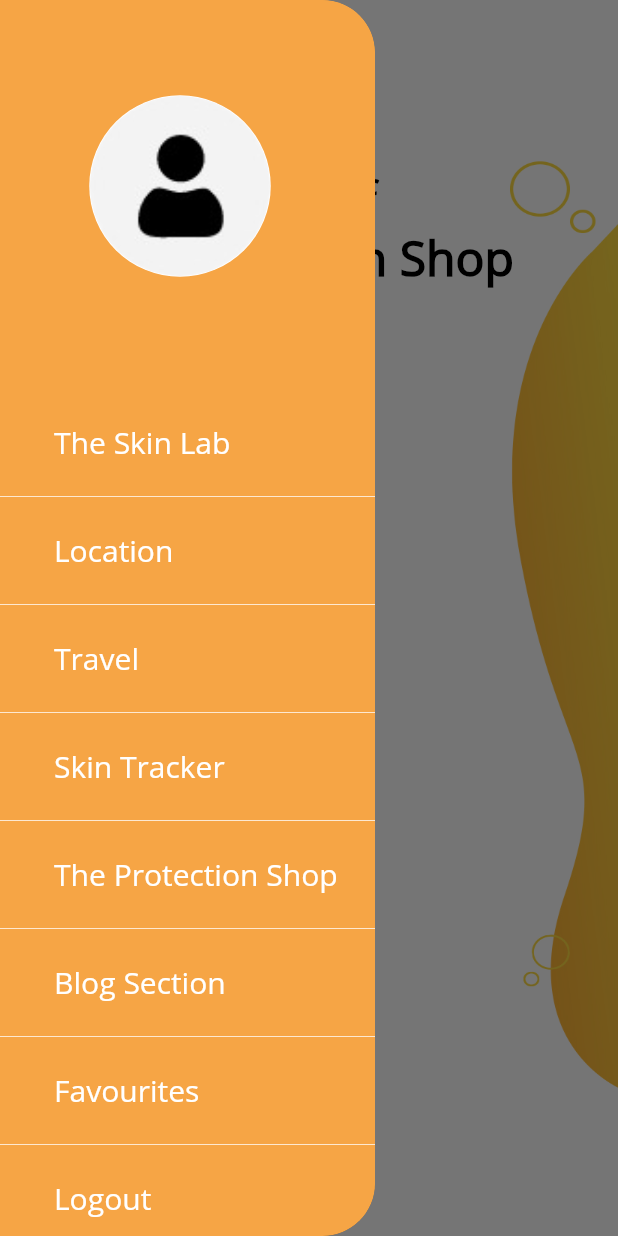
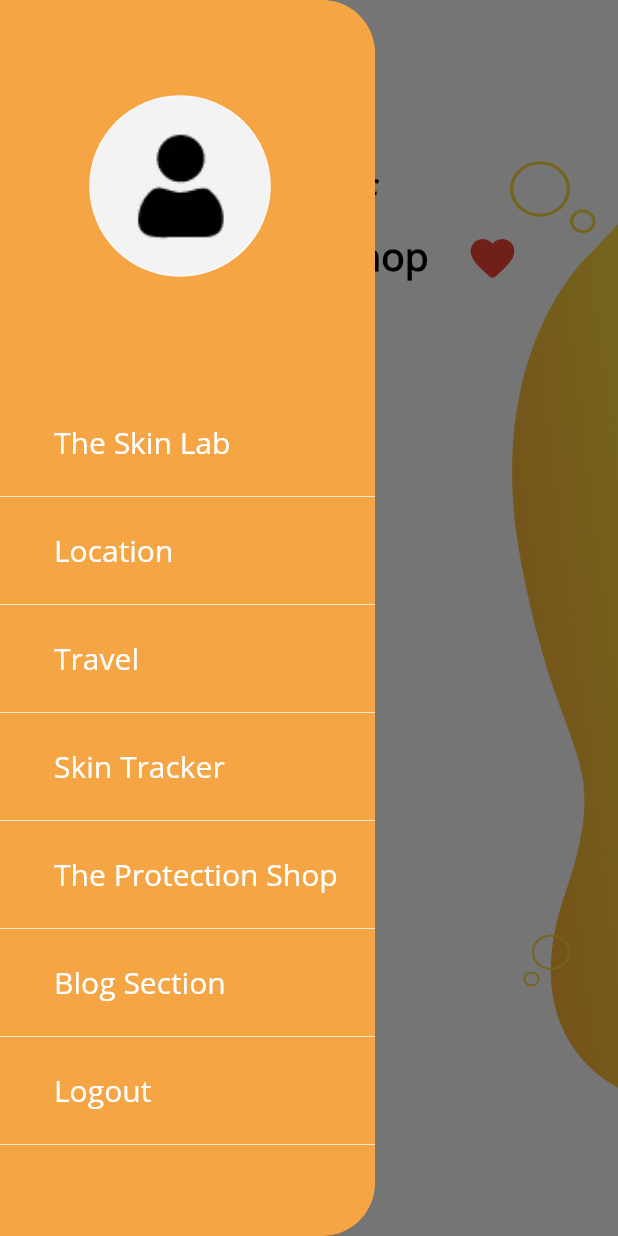
Before and after one commit to DevRizwan97/skinDetection, a Flutter app: the TheProtectionShop screen opened directly, with the side drawer open, on a phone screen of 412 x 824 dp. Run offline on Flutter 3.47's test engine with Material 2 defaults, Android fonts, the phone set to English and light mode, and no system bars; our stand-ins replace auto_size_text, bloc, camera, charts_flutter, email_validator, equatable and 27 more; missing offline and left inert: android_alarm_manager, charcode, excel, flutter_google_maps, geocoder and 2 more; accounts and stored records are empty.

Commit message:
new ui chnages

```diff
--- a/lib/screens/the_protection_shop.dart
+++ b/lib/screens/the_protection_shop.dart
@@ -16,6 +16,8 @@ import 'package:my_cities_time/utils/helper.dart';
 import 'package:provider/provider.dart';
 import 'package:share/share.dart';
 import 'package:webview_flutter/webview_flutter.dart';
+
+import 'favourites.dart';
 
 class TheProtectionShop extends StatefulWidget {
   @override
@@ -51,14 +53,41 @@ class _TheProtectionShopState extends State<TheProtectionShop> {
           crossAxisAlignment: CrossAxisAlignment.start,
           children: [
             Padding(
-              padding: const EdgeInsets.only(top: 150, left: 40, right: 8,),
-              child: Text(
+              padding: const EdgeInsets.only(
+                top: 150,
+                left: 40,
+                right: 8,
+              ),
+              child: Row(
+                children: [
+                  Text(
                     "The Protection Shop",
                     style: TextStyle(
                         color: Colors.black,
-                    fontSize: 32,
+                        fontSize: 26,
                         fontFamily: "OpenSans",
                         fontWeight: FontWeight.w700),
+                  ),
+                  SizedBox(
+                    width: 25,
+                  ),
+                  Padding(
+                    padding: const EdgeInsets.only(top: 5),
+                    child: GestureDetector(
+                    onTap: () {
+        Navigator.push(
+            context,
+            MaterialPageRoute(
+              builder: (context) => Favourites(),
+            ));
+      },
+                        child: Icon(
+                      Icons.favorite_rounded,
+                      color: Colors.red,
+                      size: 35,
+                    )),
+                  ),
+                ],
               ),
             ),
             // SizedBox(
@@ -89,7 +118,7 @@ class _TheProtectionShopState extends State<TheProtectionShop> {
                       padding: const EdgeInsets.only(
                           left: 12.0, right: 12.0, top: 15, bottom: 15),
                       child: Container(
-                        height: MediaQuery.of(context).size.height * 0.16,
+                        height: MediaQuery.of(context).size.height * 0.18,
                         child: Card(
                             color: cardColor,
                             elevation: 5,
@@ -168,7 +197,11 @@ class _TheProtectionShopState extends State<TheProtectionShop> {
                                         //   color: fontOrange,
                                         //   size: 30,
                                         // )
-                                        child:Image.asset("assets/images/share.png",height: 30,width: 30,),
+                                        child: Image.asset(
+                                          "assets/images/share.png",
+                                          height: 30,
+                                          width: 30,
+                                        ),
                                       ),
                                       SizedBox(
                                         height: 8,
@@ -218,12 +251,17 @@ class _TheProtectionShopState extends State<TheProtectionShop> {
                                         //     size: 25)
                                         child: state.all_favourites == null
                                             ? Icons.favorite_border
-                                                : state.all_favourites
-                                                        .contains(state
-                                                                .all_products[
-                                                            index])
-                                                    ?Image.asset("assets/images/heartFilled.png",height: 30,width: 30):Image.asset("assets/images/heartEmpty.png",height: 30,width: 30,),
-
+                                            : state.all_favourites.contains(
+                                                    state.all_products[index])
+                                                ? Image.asset(
+                                                    "assets/images/heartFilled.png",
+                                                    height: 30,
+                                                    width: 30)
+                                                : Image.asset(
+                                                    "assets/images/heartEmpty.png",
+                                                    height: 30,
+                                                    width: 30,
+                                                  ),
                                       ),
                                     ],
                                   ),
--- a/lib/shared/widgets/DrawerWidget.dart
+++ b/lib/shared/widgets/DrawerWidget.dart
@@ -336,32 +336,32 @@ mainAxisAlignment: MainAxisAlignment.center,
                   color: white,
                   thickness: 0.5,
                 ),
-                GestureDetector(
-                  onTap: () {
-                    Navigator.push(
-                        context,
-                        MaterialPageRoute(
-                          builder: (context) => Favourites(),
-                        ));
-                  },
-                  child: ListTile(
-                    title: Padding(
-                      padding: const EdgeInsets.only(left: 20.0),
-                      child: Text(
-                        'Favourites',
-                        style: TextStyle(
-                            fontFamily: "OpenSans",
-                            fontSize: 20,
-                            color: white,
-                            fontWeight: FontWeight.w400),
-                      ),
-                    ),
-                  ),
-                ),
-                Divider(
-                  color: white,
-                  thickness: 0.5,
-                ),
+                // GestureDetector(
+                //   onTap: () {
+                //     Navigator.push(
+                //         context,
+                //         MaterialPageRoute(
+                //           builder: (context) => Favourites(),
+                //         ));
+                //   },
+                //   child: ListTile(
+                //     title: Padding(
+                //       padding: const EdgeInsets.only(left: 20.0),
+                //       child: Text(
+                //         'Favourites',
+                //         style: TextStyle(
+                //             fontFamily: "OpenSans",
+                //             fontSize: 20,
+                //             color: white,
+                //             fontWeight: FontWeight.w400),
+                //       ),
+                //     ),
+                //   ),
+                // ),
+                // Divider(
+                //   color: white,
+                //   thickness: 0.5,
+                // ),
                 GestureDetector(
                   onTap: () {
                     state.logoutCallback();
```
Also changed, not shown: assets/images/fav.png (added). Lines whose indentation alone changed are shown as unchanged.
